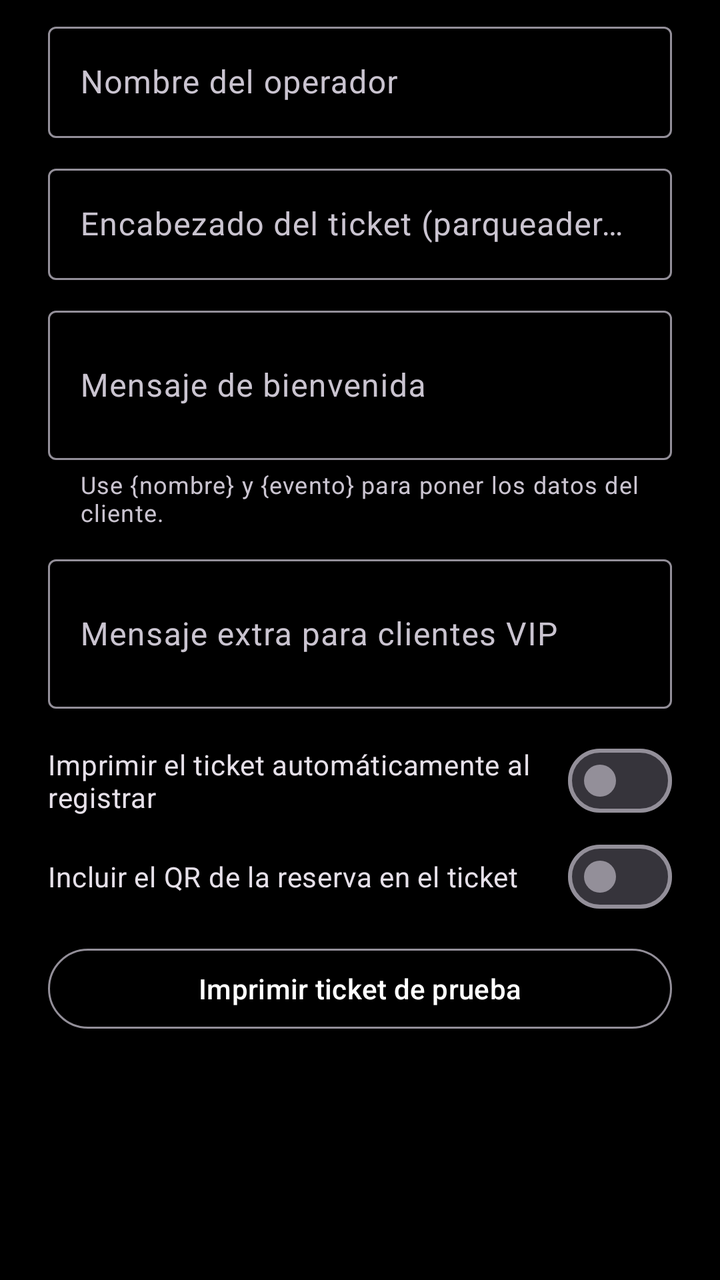
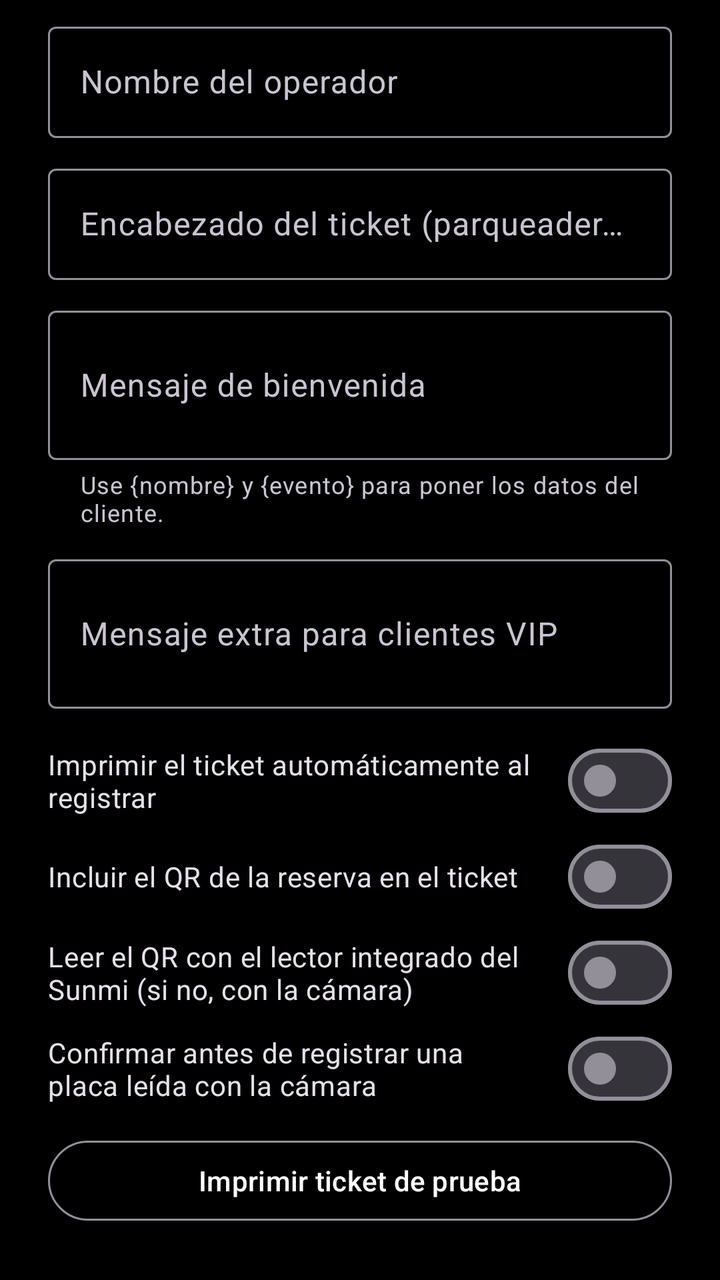

Compare the two renders of this Android layout. The source of the first and the diff that turns it into the second are given below.
<!-- AndroidManifest.xml: application theme Theme.Reservas -->
<!-- res/layout/dialog_ajustes.xml -->
<?xml version="1.0" encoding="utf-8"?>
<ScrollView xmlns:android="http://schemas.android.com/apk/res/android"
    xmlns:app="http://schemas.android.com/apk/res-auto"
    android:layout_width="match_parent"
    android:layout_height="wrap_content">

    <LinearLayout
        android:layout_width="match_parent"
        android:layout_height="wrap_content"
        android:orientation="vertical"
        android:paddingStart="24dp"
        android:paddingTop="8dp"
        android:paddingEnd="24dp">

        <com.google.android.material.textfield.TextInputLayout
            android:layout_width="match_parent"
            android:layout_height="wrap_content"
            android:hint="Nombre del operador">

            <com.google.android.material.textfield.TextInputEditText
                android:id="@+id/ajOperador"
                android:layout_width="match_parent"
                android:layout_height="wrap_content"
                android:inputType="textPersonName|textCapWords" />
        </com.google.android.material.textfield.TextInputLayout>

        <com.google.android.material.textfield.TextInputLayout
            android:layout_width="match_parent"
            android:layout_height="wrap_content"
            android:layout_marginTop="10dp"
            android:hint="Encabezado del ticket (parqueadero / empresa)">

            <com.google.android.material.textfield.TextInputEditText
                android:id="@+id/ajNegocio"
                android:layout_width="match_parent"
                android:layout_height="wrap_content"
                android:inputType="textCapCharacters" />
        </com.google.android.material.textfield.TextInputLayout>

        <com.google.android.material.textfield.TextInputLayout
            android:layout_width="match_parent"
            android:layout_height="wrap_content"
            android:layout_marginTop="10dp"
            android:hint="Mensaje de bienvenida"
            app:helperText="Use {nombre} y {evento} para poner los datos del cliente.">

            <com.google.android.material.textfield.TextInputEditText
                android:id="@+id/ajBienvenida"
                android:layout_width="match_parent"
                android:layout_height="wrap_content"
                android:inputType="textMultiLine|textCapSentences"
                android:minLines="2" />
        </com.google.android.material.textfield.TextInputLayout>

        <com.google.android.material.textfield.TextInputLayout
            android:layout_width="match_parent"
            android:layout_height="wrap_content"
            android:layout_marginTop="10dp"
            android:hint="Mensaje extra para clientes VIP">

            <com.google.android.material.textfield.TextInputEditText
                android:id="@+id/ajVip"
                android:layout_width="match_parent"
                android:layout_height="wrap_content"
                android:inputType="textMultiLine|textCapSentences"
                android:minLines="2" />
        </com.google.android.material.textfield.TextInputLayout>

        <com.google.android.material.materialswitch.MaterialSwitch
            android:id="@+id/ajAuto"
            android:layout_width="match_parent"
            android:layout_height="wrap_content"
            android:layout_marginTop="12dp"
            android:text="Imprimir el ticket automáticamente al registrar" />

        <com.google.android.material.materialswitch.MaterialSwitch
            android:id="@+id/ajQr"
            android:layout_width="match_parent"
            android:layout_height="wrap_content"
            android:text="Incluir el QR de la reserva en el ticket" />

        <com.google.android.material.button.MaterialButton
            android:id="@+id/ajPrueba"
            style="@style/Widget.Material3.Button.OutlinedButton"
            android:layout_width="match_parent"
            android:layout_height="wrap_content"
            android:layout_marginTop="8dp"
            android:layout_marginBottom="8dp"
            android:text="Imprimir ticket de prueba"
            android:textColor="@color/blanco" />
    </LinearLayout>
</ScrollView>
<!-- resources referenced by this layout -->
<resources>
  <color name="blanco">#FFFFFF</color>
  <style name="Theme.Reservas" parent="Theme.Material3.Dark.NoActionBar">
          <item name="colorPrimary">@color/blanco</item>
          <item name="colorOnPrimary">@color/negro</item>
          <item name="colorSecondary">@color/verde</item>
          <item name="colorSurface">@color/tarjeta</item>
          <item name="android:windowBackground">@color/fondo</item>
          <item name="android:statusBarColor">@color/fondo</item>
          <item name="android:navigationBarColor">@color/fondo</item>
      </style>
  <color name="negro">#000000</color>
  <color name="verde">#22C55E</color>
  <color name="tarjeta">#111111</color>
  <color name="fondo">#000000</color>
</resources>

<!-- the commit's change to res/layout/dialog_ajustes.xml (unified diff, before → after) -->
@@ -79,6 +79,18 @@
             android:layout_height="wrap_content"
             android:text="Incluir el QR de la reserva en el ticket" />
 
+        <com.google.android.material.materialswitch.MaterialSwitch
+            android:id="@+id/ajLector"
+            android:layout_width="match_parent"
+            android:layout_height="wrap_content"
+            android:text="Leer el QR con el lector integrado del Sunmi (si no, con la cámara)" />
+
+        <com.google.android.material.materialswitch.MaterialSwitch
+            android:id="@+id/ajConfirmarPlaca"
+            android:layout_width="match_parent"
+            android:layout_height="wrap_content"
+            android:text="Confirmar antes de registrar una placa leída con la cámara" />
+
         <com.google.android.material.button.MaterialButton
             android:id="@+id/ajPrueba"
             style="@style/Widget.Material3.Button.OutlinedButton"
